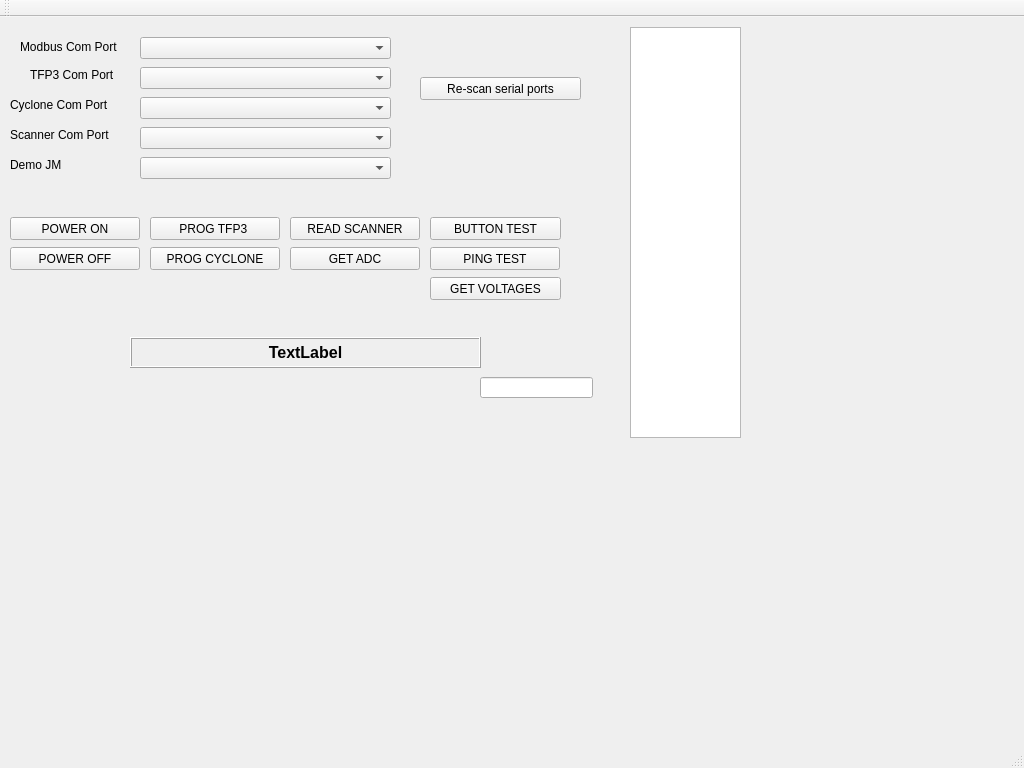
This is QT_Project/mainwindow.ui in wmarchewka/Fixture as Qt 5 draws it before an edit. The edited form follows.
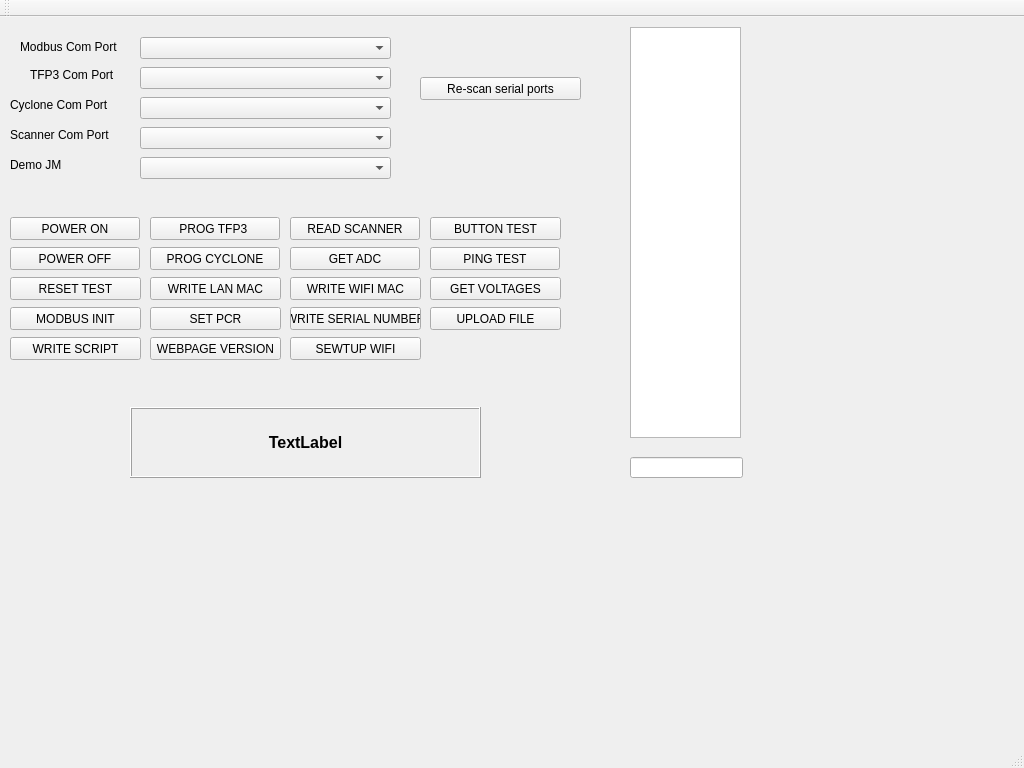
This is the edited form.

```diff
--- a/QT_Project/mainwindow.ui
+++ b/QT_Project/mainwindow.ui
@@ -227,9 +227,9 @@
     <property name="geometry">
      <rect>
       <x>130</x>
-      <y>320</y>
+      <y>390</y>
       <width>351</width>
-      <height>31</height>
+      <height>71</height>
      </rect>
     </property>
     <property name="font">
@@ -251,6 +251,9 @@
     <property name="alignment">
      <set>Qt::AlignCenter</set>
     </property>
+    <property name="wordWrap">
+     <bool>true</bool>
+    </property>
    </widget>
    <widget class="QComboBox" name="cbDemoJMComPort">
     <property name="geometry">
@@ -288,8 +291,8 @@
    <widget class="QLineEdit" name="lnSerialTest">
     <property name="geometry">
      <rect>
-      <x>480</x>
-      <y>360</y>
+      <x>630</x>
+      <y>440</y>
       <width>113</width>
       <height>21</height>
      </rect>
@@ -308,6 +311,136 @@
      <string>GET VOLTAGES</string>
     </property>
    </widget>
+   <widget class="QPushButton" name="pbResetTest">
+    <property name="geometry">
+     <rect>
+      <x>10</x>
+      <y>260</y>
+      <width>131</width>
+      <height>23</height>
+     </rect>
+    </property>
+    <property name="text">
+     <string>RESET TEST</string>
+    </property>
+   </widget>
+   <widget class="QPushButton" name="pbWriteLanMac">
+    <property name="geometry">
+     <rect>
+      <x>150</x>
+      <y>260</y>
+      <width>131</width>
+      <height>23</height>
+     </rect>
+    </property>
+    <property name="text">
+     <string>WRITE LAN MAC</string>
+    </property>
+   </widget>
+   <widget class="QPushButton" name="pbWriteWifiMac">
+    <property name="geometry">
+     <rect>
+      <x>290</x>
+      <y>260</y>
+      <width>131</width>
+      <height>23</height>
+     </rect>
+    </property>
+    <property name="text">
+     <string>WRITE WIFI MAC</string>
+    </property>
+   </widget>
+   <widget class="QPushButton" name="pbModbusInit">
+    <property name="geometry">
+     <rect>
+      <x>10</x>
+      <y>290</y>
+      <width>131</width>
+      <height>23</height>
+     </rect>
+    </property>
+    <property name="text">
+     <string>MODBUS INIT</string>
+    </property>
+   </widget>
+   <widget class="QPushButton" name="pbSetPCR">
+    <property name="geometry">
+     <rect>
+      <x>150</x>
+      <y>290</y>
+      <width>131</width>
+      <height>23</height>
+     </rect>
+    </property>
+    <property name="text">
+     <string>SET PCR</string>
+    </property>
+   </widget>
+   <widget class="QPushButton" name="pbWriteSerialNumber">
+    <property name="geometry">
+     <rect>
+      <x>290</x>
+      <y>290</y>
+      <width>131</width>
+      <height>23</height>
+     </rect>
+    </property>
+    <property name="text">
+     <string>WRITE SERIAL NUMBER</string>
+    </property>
+   </widget>
+   <widget class="QPushButton" name="pbUploadFile">
+    <property name="geometry">
+     <rect>
+      <x>430</x>
+      <y>290</y>
+      <width>131</width>
+      <height>23</height>
+     </rect>
+    </property>
+    <property name="text">
+     <string>UPLOAD FILE</string>
+    </property>
+   </widget>
+   <widget class="QPushButton" name="pbWriteScript">
+    <property name="geometry">
+     <rect>
+      <x>10</x>
+      <y>320</y>
+      <width>131</width>
+      <height>23</height>
+     </rect>
+    </property>
+    <property name="text">
+     <string>WRITE SCRIPT</string>
+    </property>
+   </widget>
+   <widget class="QPushButton" name="pbWebpageVersion">
+    <property name="geometry">
+     <rect>
+      <x>150</x>
+      <y>320</y>
+      <width>131</width>
+      <height>23</height>
+     </rect>
+    </property>
+    <property name="text">
+     <string>WEBPAGE VERSION</string>
+    </property>
+   </widget>
+   <widget class="QPushButton" name="pbSetupWIFI">
+    <property name="geometry">
+     <rect>
+      <x>290</x>
+      <y>320</y>
+      <width>131</width>
+      <height>23</height>
+     </rect>
+    </property>
+    <property name="text">
+     <string>SEWTUP WIFI</string>
+    </property>
+   </widget>
   </widget>
   <widget class="QMenuBar" name="menuBar">
    <property name="geometry">
```
